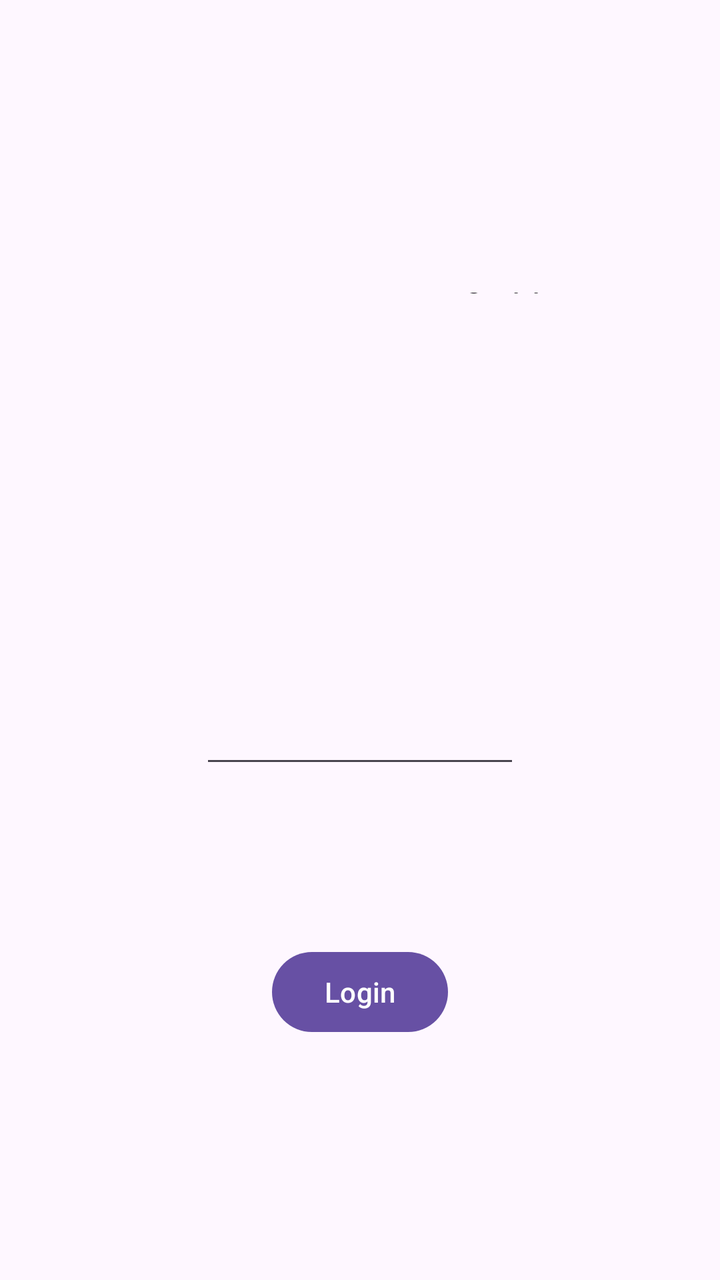
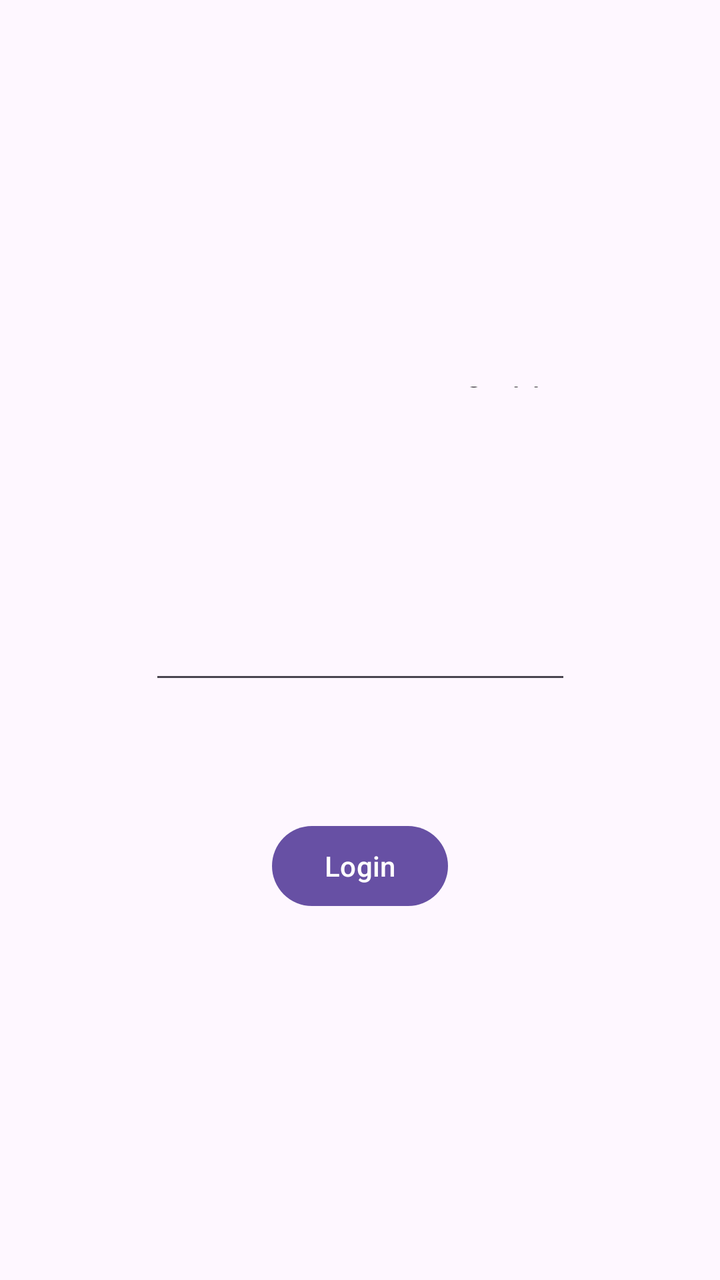

The first picture is an Android layout as it rendered before a commit; the second is the same layout after the commit. The layout source and the unified diff follow.
<!-- AndroidManifest.xml: application theme Theme.EmployeeBooking -->
<!-- res/layout/activity_main.xml -->
<?xml version="1.0" encoding="utf-8"?>
<androidx.constraintlayout.widget.ConstraintLayout xmlns:android="http://schemas.android.com/apk/res/android"
    xmlns:app="http://schemas.android.com/apk/res-auto"
    xmlns:tools="http://schemas.android.com/tools"
    android:id="@+id/main"
    android:layout_width="match_parent"
    android:layout_height="match_parent"
    tools:context=".MainActivity">

    <Button
        android:id="@+id/login"
        android:layout_width="wrap_content"
        android:layout_height="wrap_content"
        android:layout_marginBottom="120dp"
        android:text="Login"
        app:layout_constraintBottom_toBottomOf="parent"
        app:layout_constraintEnd_toEndOf="parent"
        app:layout_constraintStart_toStartOf="parent"
        app:layout_constraintTop_toBottomOf="@+id/editTextTextPassword" />

    <EditText
        android:id="@+id/editTextTextPassword"
        android:layout_width="0dp"
        android:layout_height="wrap_content"
        android:layout_marginStart="100dp"
        android:layout_marginEnd="100dp"
        android:layout_marginBottom="83dp"
        android:ems="10"
        android:inputType="textPassword"
        app:layout_constraintBottom_toTopOf="@+id/login"
        app:layout_constraintEnd_toEndOf="parent"
        app:layout_constraintStart_toStartOf="parent"
        app:layout_constraintTop_toBottomOf="@+id/editTextTextEmailAddress" />

    <EditText
        android:id="@+id/editTextTextEmailAddress"
        android:layout_width="207dp"
        android:layout_height="0dp"
        android:layout_marginBottom="78dp"
        android:ems="10"
        android:inputType="textEmailAddress"
        app:layout_constraintBottom_toTopOf="@+id/editTextTextPassword"
        app:layout_constraintEnd_toEndOf="parent"
        app:layout_constraintStart_toStartOf="parent"
        app:layout_constraintTop_toBottomOf="@+id/editTextText" />

    <EditText
        android:id="@+id/editTextText"
        android:layout_width="214dp"
        android:layout_height="0dp"
        android:layout_marginTop="144dp"
        android:layout_marginBottom="107dp"
        android:ems="10"
        android:inputType="text"
        android:text="Welcome to Booking app"
        app:layout_constraintBottom_toTopOf="@+id/editTextTextEmailAddress"
        app:layout_constraintEnd_toEndOf="parent"
        app:layout_constraintStart_toStartOf="parent"
        app:layout_constraintTop_toTopOf="parent" />

</androidx.constraintlayout.widget.ConstraintLayout>
<!-- resources referenced by this layout -->
<resources>
  <style name="Theme.EmployeeBooking" parent="Base.Theme.EmployeeBooking" />
  <style name="Base.Theme.EmployeeBooking" parent="Theme.Material3.DayNight.NoActionBar">
          
          
      </style>
</resources>

<!-- the commit's change to res/layout/activity_main.xml (unified diff, before → after) -->
@@ -11,7 +11,7 @@
         android:id="@+id/login"
         android:layout_width="wrap_content"
         android:layout_height="wrap_content"
-        android:layout_marginBottom="120dp"
+        android:layout_marginBottom="183dp"
         android:text="Login"
         app:layout_constraintBottom_toBottomOf="parent"
         app:layout_constraintEnd_toEndOf="parent"
@@ -20,11 +20,9 @@
 
     <EditText
         android:id="@+id/editTextTextPassword"
-        android:layout_width="0dp"
+        android:layout_width="211dp"
         android:layout_height="wrap_content"
-        android:layout_marginStart="100dp"
-        android:layout_marginEnd="100dp"
-        android:layout_marginBottom="83dp"
+        android:layout_marginBottom="62dp"
         android:ems="10"
         android:inputType="textPassword"
         app:layout_constraintBottom_toTopOf="@+id/login"
@@ -36,7 +34,7 @@
         android:id="@+id/editTextTextEmailAddress"
         android:layout_width="207dp"
         android:layout_height="0dp"
-        android:layout_marginBottom="78dp"
+        android:layout_marginBottom="36dp"
         android:ems="10"
         android:inputType="textEmailAddress"
         app:layout_constraintBottom_toTopOf="@+id/editTextTextPassword"
@@ -48,8 +46,8 @@
         android:id="@+id/editTextText"
         android:layout_width="214dp"
         android:layout_height="0dp"
-        android:layout_marginTop="144dp"
-        android:layout_marginBottom="107dp"
+        android:layout_marginTop="191dp"
+        android:layout_marginBottom="60dp"
         android:ems="10"
         android:inputType="text"
         android:text="Welcome to Booking app"
